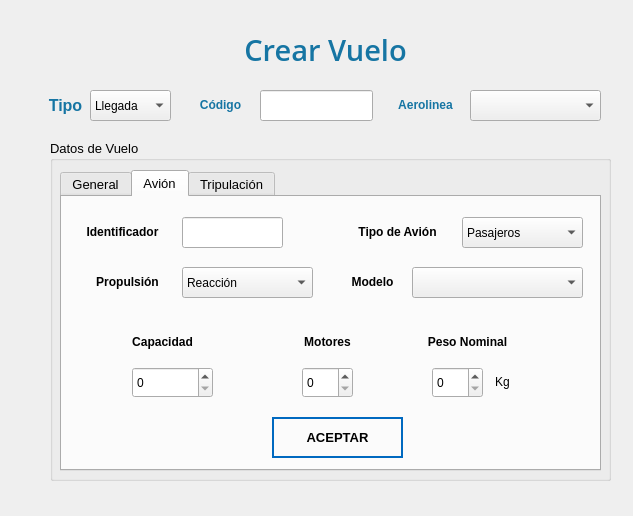
First picture: the form in Interfaz/Crear Vuelo - poner.ui, repository SofhiAM/Aeropuerto_Campanero, before the edit.
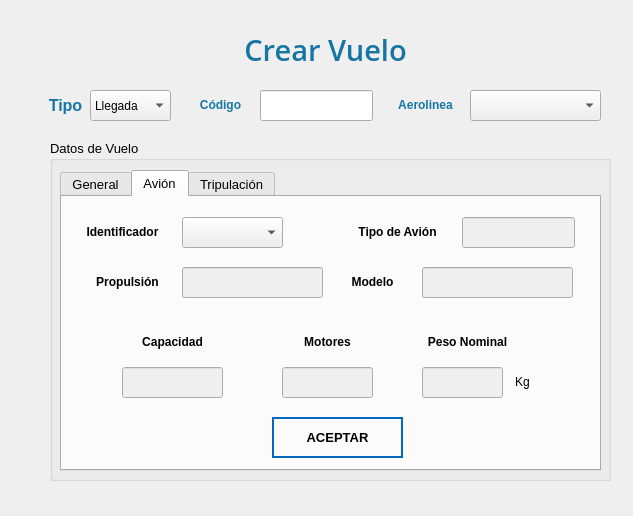
Second picture: the form after the edit. The open tabs and pages were chosen to show the change. Icons and pictures are not drawn.

Commit message: actualizacion interfaz y codigo crear vuelo

```diff
--- a/Interfaz/Crear Vuelo - poner.ui
+++ b/Interfaz/Crear Vuelo - poner.ui
@@ -457,46 +457,10 @@
        <string>&lt;html&gt;&lt;head/&gt;&lt;body&gt;&lt;p align=&quot;center&quot;&gt;&lt;span style=&quot; font-weight:600; color:#000000;&quot;&gt;Tipo de Avión&lt;/span&gt;&lt;/p&gt;&lt;/body&gt;&lt;/html&gt;</string>
       </property>
      </widget>
-     <widget class="QComboBox" name="cb_tipodeAvion">
-      <property name="geometry">
-       <rect>
-        <x>400</x>
-        <y>20</y>
-        <width>121</width>
-        <height>31</height>
-       </rect>
-      </property>
-      <property name="cursor">
-       <cursorShape>PointingHandCursor</cursorShape>
-      </property>
-      <property name="styleSheet">
-       <string notr="true">color : rgb(0,0,0);
-font: 10pt &quot;Nirmala UI&quot;</string>
-      </property>
-      <property name="editable">
-       <bool>false</bool>
-      </property>
-      <property name="duplicatesEnabled">
-       <bool>false</bool>
-      </property>
-      <property name="frame">
-       <bool>true</bool>
-      </property>
-      <item>
-       <property name="text">
-        <string>Pasajeros</string>
-       </property>
-      </item>
-      <item>
-       <property name="text">
-        <string>Carga</string>
-       </property>
-      </item>
-     </widget>
      <widget class="QLabel" name="lb_Capacidad">
       <property name="geometry">
        <rect>
-        <x>60</x>
+        <x>70</x>
         <y>130</y>
         <width>81</width>
         <height>31</height>
@@ -541,87 +505,6 @@
        <string>&lt;html&gt;&lt;head/&gt;&lt;body&gt;&lt;p align=&quot;center&quot;&gt;&lt;span style=&quot; font-weight:600; color:#000000;&quot;&gt;Propulsión&lt;/span&gt;&lt;/p&gt;&lt;/body&gt;&lt;/html&gt;</string>
       </property>
      </widget>
-     <widget class="QSpinBox" name="spinBox_Capacidad">
-      <property name="geometry">
-       <rect>
-        <x>70</x>
-        <y>170</y>
-        <width>81</width>
-        <height>31</height>
-       </rect>
-      </property>
-      <property name="styleSheet">
-       <string notr="true">color : rgb(0,0,0);
-font: 12pt &quot;Nirmala UI&quot;</string>
-      </property>
-     </widget>
-     <widget class="QComboBox" name="cb_Propulsion">
-      <property name="geometry">
-       <rect>
-        <x>120</x>
-        <y>70</y>
-        <width>131</width>
-        <height>31</height>
-       </rect>
-      </property>
-      <property name="cursor">
-       <cursorShape>PointingHandCursor</cursorShape>
-      </property>
-      <property name="styleSheet">
-       <string notr="true">color : rgb(0,0,0);
-font: 10pt &quot;Nirmala UI&quot;</string>
-      </property>
-      <property name="editable">
-       <bool>false</bool>
-      </property>
-      <property name="duplicatesEnabled">
-       <bool>false</bool>
-      </property>
-      <property name="frame">
-       <bool>true</bool>
-      </property>
-      <item>
-       <property name="text">
-        <string>Reacción</string>
-       </property>
-      </item>
-      <item>
-       <property name="text">
-        <string>Turbo Hélice</string>
-       </property>
-      </item>
-      <item>
-       <property name="text">
-        <string>Hélice</string>
-       </property>
-      </item>
-     </widget>
-     <widget class="QComboBox" name="cb_Modelo">
-      <property name="geometry">
-       <rect>
-        <x>350</x>
-        <y>70</y>
-        <width>171</width>
-        <height>31</height>
-       </rect>
-      </property>
-      <property name="cursor">
-       <cursorShape>PointingHandCursor</cursorShape>
-      </property>
-      <property name="styleSheet">
-       <string notr="true">color : rgb(0,0,0);
-font: 10pt &quot;Nirmala UI&quot;</string>
-      </property>
-      <property name="editable">
-       <bool>false</bool>
-      </property>
-      <property name="duplicatesEnabled">
-       <bool>false</bool>
-      </property>
-      <property name="frame">
-       <bool>true</bool>
-      </property>
-     </widget>
      <widget class="QLabel" name="lb_Motores">
       <property name="geometry">
        <rect>
@@ -638,20 +521,6 @@
        <string>&lt;html&gt;&lt;head/&gt;&lt;body&gt;&lt;p align=&quot;center&quot;&gt;&lt;span style=&quot; font-weight:600; color:#000000;&quot;&gt;Motores&lt;/span&gt;&lt;/p&gt;&lt;/body&gt;&lt;/html&gt;</string>
       </property>
      </widget>
-     <widget class="QSpinBox" name="spinBox_Motores">
-      <property name="geometry">
-       <rect>
-        <x>240</x>
-        <y>170</y>
-        <width>51</width>
-        <height>31</height>
-       </rect>
-      </property>
-      <property name="styleSheet">
-       <string notr="true">color : rgb(0,0,0);
-font: 12pt &quot;Nirmala UI&quot;</string>
-      </property>
-     </widget>
      <widget class="QLabel" name="lb_PesoNominal">
       <property name="geometry">
        <rect>
@@ -668,24 +537,10 @@
        <string>&lt;html&gt;&lt;head/&gt;&lt;body&gt;&lt;p align=&quot;center&quot;&gt;&lt;span style=&quot; font-weight:600; color:#000000;&quot;&gt;Peso Nominal&lt;/span&gt;&lt;/p&gt;&lt;/body&gt;&lt;/html&gt;</string>
       </property>
      </widget>
-     <widget class="QSpinBox" name="spinBox_pesoNom">
-      <property name="geometry">
-       <rect>
-        <x>370</x>
-        <y>170</y>
-        <width>51</width>
-        <height>31</height>
-       </rect>
-      </property>
-      <property name="styleSheet">
-       <string notr="true">color : rgb(0,0,0);
-font: 12pt &quot;Nirmala UI&quot;</string>
-      </property>
-     </widget>
      <widget class="QLabel" name="lb_Kg">
       <property name="geometry">
        <rect>
-        <x>430</x>
+        <x>450</x>
         <y>170</y>
         <width>21</width>
         <height>31</height>
@@ -781,7 +636,7 @@
        <bool>true</bool>
       </property>
      </widget>
-     <widget class="QLineEdit" name="textedit_identificador">
+     <widget class="QComboBox" name="cb_identificador">
       <property name="geometry">
        <rect>
         <x>120</x>
@@ -789,6 +644,136 @@
         <width>101</width>
         <height>31</height>
        </rect>
+      </property>
+      <property name="cursor">
+       <cursorShape>PointingHandCursor</cursorShape>
+      </property>
+      <property name="styleSheet">
+       <string notr="true">color : rgb(0,0,0);
+font: 10pt &quot;Nirmala UI&quot;</string>
+      </property>
+      <property name="editable">
+       <bool>false</bool>
+      </property>
+      <property name="duplicatesEnabled">
+       <bool>false</bool>
+      </property>
+      <property name="frame">
+       <bool>true</bool>
+      </property>
+     </widget>
+     <widget class="QLineEdit" name="te_tipoAvion">
+      <property name="enabled">
+       <bool>false</bool>
+      </property>
+      <property name="geometry">
+       <rect>
+        <x>400</x>
+        <y>20</y>
+        <width>113</width>
+        <height>31</height>
+       </rect>
+      </property>
+      <property name="styleSheet">
+       <string notr="true">font: 11pt &quot;Nirmala UI&quot;;</string>
+      </property>
+      <property name="text">
+       <string/>
+      </property>
+     </widget>
+     <widget class="QLineEdit" name="te_propulsion">
+      <property name="enabled">
+       <bool>false</bool>
+      </property>
+      <property name="geometry">
+       <rect>
+        <x>120</x>
+        <y>70</y>
+        <width>141</width>
+        <height>31</height>
+       </rect>
+      </property>
+      <property name="styleSheet">
+       <string notr="true">font: 11pt &quot;Nirmala UI&quot;;</string>
+      </property>
+      <property name="text">
+       <string/>
+      </property>
+     </widget>
+     <widget class="QLineEdit" name="te_modelo">
+      <property name="enabled">
+       <bool>false</bool>
+      </property>
+      <property name="geometry">
+       <rect>
+        <x>360</x>
+        <y>70</y>
+        <width>151</width>
+        <height>31</height>
+       </rect>
+      </property>
+      <property name="styleSheet">
+       <string notr="true">font: 11pt &quot;Nirmala UI&quot;;</string>
+      </property>
+      <property name="text">
+       <string/>
+      </property>
+     </widget>
+     <widget class="QLineEdit" name="te_capacidad">
+      <property name="enabled">
+       <bool>false</bool>
+      </property>
+      <property name="geometry">
+       <rect>
+        <x>60</x>
+        <y>170</y>
+        <width>101</width>
+        <height>31</height>
+       </rect>
+      </property>
+      <property name="styleSheet">
+       <string notr="true">font: 11pt &quot;Nirmala UI&quot;;</string>
+      </property>
+      <property name="text">
+       <string/>
+      </property>
+     </widget>
+     <widget class="QLineEdit" name="te_motores">
+      <property name="enabled">
+       <bool>false</bool>
+      </property>
+      <property name="geometry">
+       <rect>
+        <x>220</x>
+        <y>170</y>
+        <width>91</width>
+        <height>31</height>
+       </rect>
+      </property>
+      <property name="styleSheet">
+       <string notr="true">font: 11pt &quot;Nirmala UI&quot;;</string>
+      </property>
+      <property name="text">
+       <string/>
+      </property>
+     </widget>
+     <widget class="QLineEdit" name="te_peso">
+      <property name="enabled">
+       <bool>false</bool>
+      </property>
+      <property name="geometry">
+       <rect>
+        <x>360</x>
+        <y>170</y>
+        <width>81</width>
+        <height>31</height>
+       </rect>
+      </property>
+      <property name="styleSheet">
+       <string notr="true">font: 11pt &quot;Nirmala UI&quot;;</string>
+      </property>
+      <property name="text">
+       <string/>
       </property>
      </widget>
     </widget>
```
Left out of the diff: 2 changed lines with no effect on the pictures. The commit also changes 1 other file.
